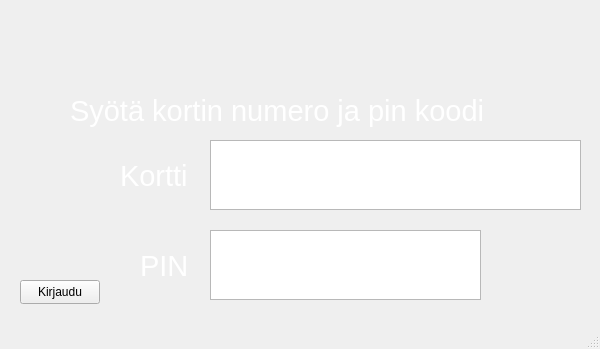
The window that frontend/mainwindow.ui (22kmo-project/group_3) describes before a commit, drawn with Qt 5.
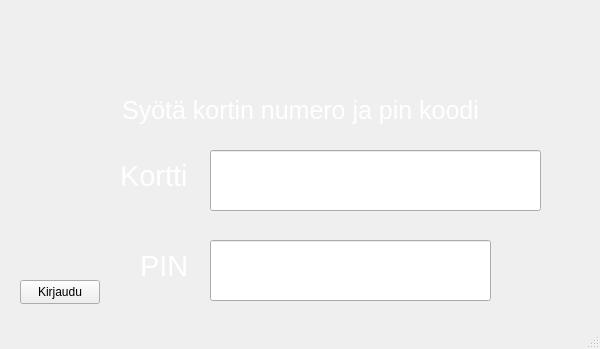
The same window after the commit. Icons and pictures are not drawn.

Commit message: Code refactoring and logout after kill card and withdraw events.

The edit to the form file:
```diff
--- a/frontend/mainwindow.ui
+++ b/frontend/mainwindow.ui
@@ -48,15 +48,15 @@
      <widget class="QLabel" name="labelInfo">
       <property name="geometry">
        <rect>
-        <x>70</x>
+        <x>10</x>
         <y>90</y>
-        <width>441</width>
+        <width>581</width>
         <height>41</height>
        </rect>
       </property>
       <property name="font">
        <font>
-        <pointsize>22</pointsize>
+        <pointsize>19</pointsize>
        </font>
       </property>
       <property name="styleSheet">
@@ -65,6 +65,9 @@
       <property name="text">
        <string>Syötä kortin numero ja pin koodi</string>
       </property>
+      <property name="alignment">
+       <set>Qt::AlignCenter</set>
+      </property>
      </widget>
      <widget class="QLabel" name="label_17">
       <property name="geometry">
@@ -131,61 +134,39 @@
        <string>Kirjaudu</string>
       </property>
      </widget>
-     <widget class="QPlainTextEdit" name="textCardNumber">
+     <widget class="QLineEdit" name="lineEditCard">
       <property name="geometry">
        <rect>
         <x>210</x>
-        <y>140</y>
-        <width>371</width>
-        <height>70</height>
+        <y>150</y>
+        <width>331</width>
+        <height>61</height>
        </rect>
       </property>
       <property name="font">
        <font>
-        <pointsize>32</pointsize>
-        <italic>false</italic>
+        <pointsize>24</pointsize>
         <bold>true</bold>
-        <kerning>false</kerning>
        </font>
       </property>
-      <property name="acceptDrops">
-       <bool>true</bool>
-      </property>
-      <property name="verticalScrollBarPolicy">
-       <enum>Qt::ScrollBarAlwaysOff</enum>
-      </property>
-      <property name="horizontalScrollBarPolicy">
-       <enum>Qt::ScrollBarAlwaysOff</enum>
-      </property>
-      <property name="plainText">
-       <string/>
-      </property>
      </widget>
-     <widget class="QPlainTextEdit" name="textPin">
+     <widget class="QLineEdit" name="lineEditPin">
       <property name="geometry">
        <rect>
         <x>210</x>
-        <y>230</y>
-        <width>271</width>
-        <height>70</height>
+        <y>240</y>
+        <width>281</width>
+        <height>61</height>
        </rect>
       </property>
       <property name="font">
        <font>
-        <pointsize>32</pointsize>
-        <italic>false</italic>
+        <pointsize>24</pointsize>
         <bold>true</bold>
-        <kerning>false</kerning>
        </font>
       </property>
-      <property name="verticalScrollBarPolicy">
-       <enum>Qt::ScrollBarAlwaysOff</enum>
-      </property>
-      <property name="horizontalScrollBarPolicy">
-       <enum>Qt::ScrollBarAlwaysOff</enum>
-      </property>
-      <property name="plainText">
-       <string/>
+      <property name="echoMode">
+       <enum>QLineEdit::Password</enum>
       </property>
      </widget>
      <zorder>label_4</zorder>
```
Left out of the diff: 7 changed lines with no effect on the pictures. The commit also changes 13 other files.
